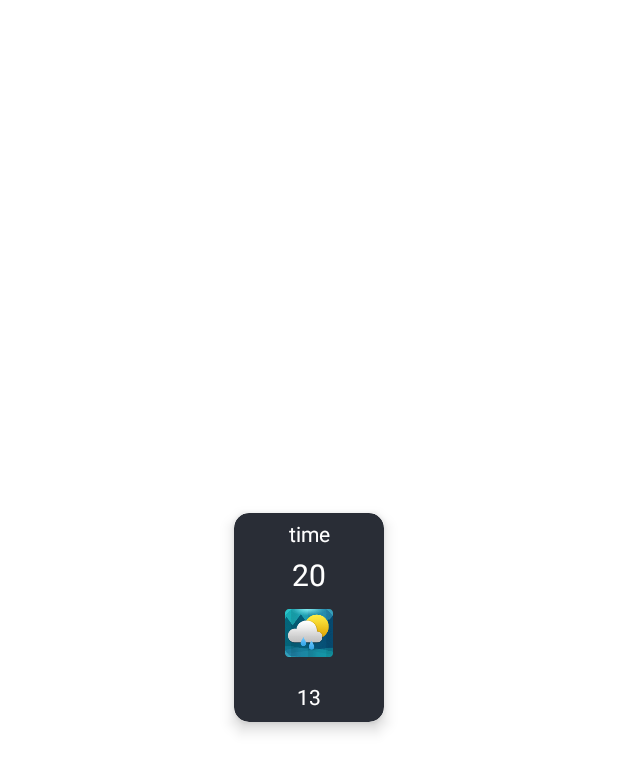
After one commit to DimitriRomano/WidgetMeteo, an Android app: the layout weather_rv_item.xml on its own in the app's theme, with its tools: preview values and no code run, on a phone screen of 412 x 824 dp. The commit adds this screen. Shown: the top 772 px of the screen. Run offline under Robolectric (Android 15) with nearby library versions, the phone set to English and light mode, and no system bars; network calls fail.

Commit message:
list view ( no test )

```diff
--- /dev/null
+++ b/app/src/main/res/drawable/card_back.xml
@@ -0,0 +1,5 @@
+<?xml version="1.0" encoding="utf-8"?>
+<shape android:shape="rectangle" xmlns:android="http://schemas.android.com/apk/res/android">
+<corners android:radius="10dp"/>
+    <solid android:color="#FF292D36"/>
+</shape>
--- /dev/null
+++ b/app/src/main/res/layout/weather_rv_item.xml
@@ -0,0 +1,69 @@
+<?xml version="1.0" encoding="utf-8"?>
+<androidx.cardview.widget.CardView xmlns:android="http://schemas.android.com/apk/res/android"
+    android:layout_width="100dp"
+    android:layout_height="wrap_content"
+    xmlns:app="http://schemas.android.com/apk/res-auto"
+    android:layout_margin="4dp"
+    android:layout_gravity="center"
+    app:cardElevation="6dp"
+    app:cardCornerRadius="10dp"
+    android:background="@android:color/transparent"
+    >
+
+    <RelativeLayout
+        android:layout_width="match_parent"
+        android:layout_height="wrap_content"
+        android:background="@drawable/card_back"
+        >
+
+        <TextView
+            android:layout_width="match_parent"
+            android:layout_height="wrap_content"
+            android:id="@+id/TVTime"
+            android:gravity="center"
+            android:padding="4dp"
+            android:text="time"
+            android:textColor="@color/white"
+            android:textAlignment="center"
+            />
+
+        <TextView
+            android:id="@+id/TVTemperature"
+            android:layout_width="match_parent"
+            android:layout_height="wrap_content"
+            android:layout_below="@+id/TVTime"
+            android:gravity="center"
+            android:text="20"
+            android:textAlignment="center"
+            android:textColor="@color/white"
+            android:textSize="20sp" />
+        <ImageView
+            android:layout_width="40dp"
+            android:layout_height="40dp"
+            android:layout_below="@id/TVTemperature"
+            android:id="@+id/IVCondition"
+            android:layout_centerHorizontal="true"
+            android:layout_margin="5dp"
+            android:padding="4dp"
+            android:src="@mipmap/ic_launcher"
+            />
+        <TextView
+            android:layout_width="match_parent"
+            android:layout_height="wrap_content"
+            android:textAlignment="center"
+            android:layout_centerHorizontal="true"
+            android:gravity="center"
+            android:layout_below="@id/IVCondition"
+            android:id="@+id/TVWindSpeed"
+            android:textColor="@color/white"
+            android:text="13"
+            android:padding="3dp"
+            android:layout_margin="4dp"
+            />
+
+
+    </RelativeLayout>
+
+
+
+</androidx.cardview.widget.CardView>
--- a/app/src/main/res/values/themes.xml
+++ b/app/src/main/res/values/themes.xml
@@ -1,6 +1,6 @@
 <resources xmlns:tools="http://schemas.android.com/tools">
     <!-- Base application theme. -->
-    <style name="Theme.MyWeatherApp" parent="Theme.MaterialComponents.DayNight.DarkActionBar">
+    <style name="Theme.MyWeatherApp" parent="Theme.MaterialComponents.DayNight.NoActionBar">
         <!-- Primary brand color. -->
         <item name="colorPrimary">@color/purple_500</item>
         <item name="colorPrimaryVariant">@color/purple_700</item>
```
Also changed, not shown: app/src/main/java/com/romano/dimitri/myweatherapp/MainActivity.java (+57 -50 lines), app/src/main/java/com/romano/dimitri/myweatherapp/WeatherRVAdapter.java (added, +74 -0 lines), app/src/main/java/com/romano/dimitri/myweatherapp/WeatherRVModal.java (added, +47 -0 lines), app/src/main/res/drawable/ic_search.xml (added, +10 -0 lines), app/src/main/res/layout/activity_main.xml (+132 -56 lines), app/src/main/res/layout/my_weather_widget.xml (+0 -16 lines).
